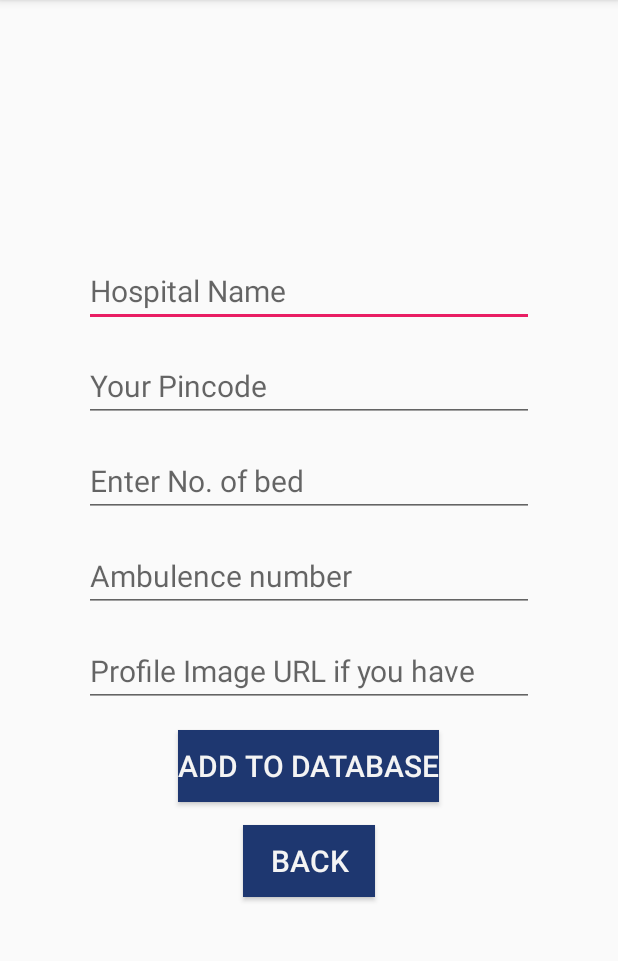
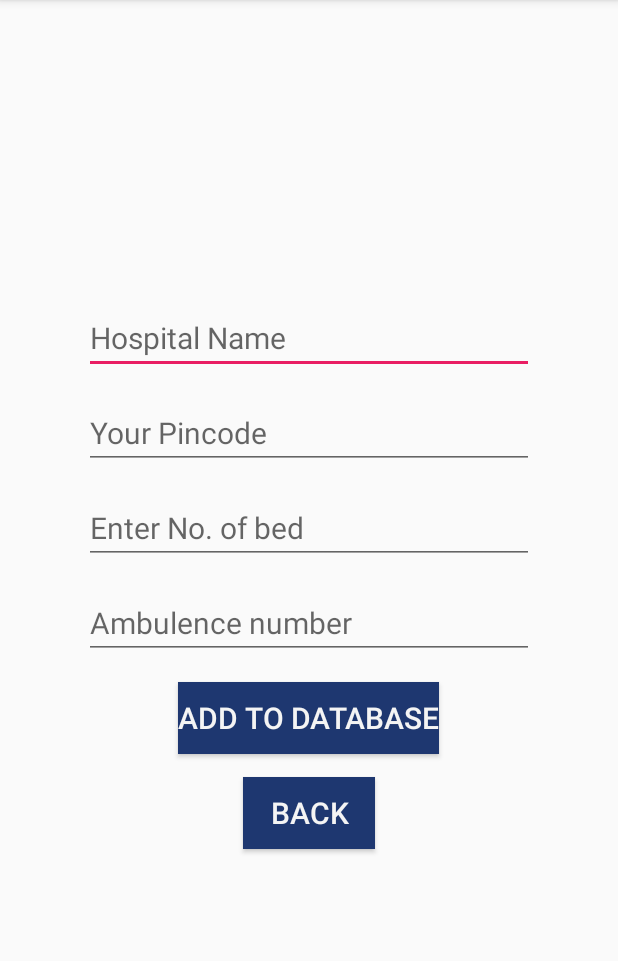
Before and after one commit to Rashid-iqba/demofirebasetorecycler, an Android app: the adddata screen opened directly, with no data from a screen before it, after a tap on "ADD TO DATABASE", on a phone screen of 412 x 824 dp, the part 84-1045 px from its top. Run offline under Robolectric (Android 15) with nearby library versions, the phone set to English and light mode, and no system bars; our stand-ins replace Firebase (no records; nobody signed in at launch, a user with empty details on screens opened directly).

Commit message:
fianal working

```diff
--- a/app/src/main/java/com/example/medical/adddata.java
+++ b/app/src/main/java/com/example/medical/adddata.java
@@ -19,7 +19,7 @@ import java.util.Map;
 
 public class adddata extends AppCompatActivity
 {
-   EditText Hospital,pincode,NumofBed,purl;
+   EditText Hospital,pincode,NumofBed;
    Button submit,back;
 
     @Override
@@ -31,7 +31,6 @@ public class adddata extends AppCompatActivity
         Hospital=(EditText)findViewById(R.id.add_Hospital);
         NumofBed=(EditText)findViewById(R.id.add_NumofBed);
         pincode=(EditText)findViewById(R.id.add_pincode);
-        purl=(EditText)findViewById(R.id.add_purl);
 
         back=(Button)findViewById(R.id.add_back);
         back.setOnClickListener(new View.OnClickListener() {
@@ -57,7 +56,6 @@ public class adddata extends AppCompatActivity
         map.put("Hospital",Hospital.getText().toString());
         map.put("pincode",pincode.getText().toString());
         map.put("NumofBed",NumofBed.getText().toString());
-        map.put("purl",purl.getText().toString());
         FirebaseDatabase.getInstance().getReference().child("information").push()
                 .setValue(map)
                 .addOnSuccessListener(new OnSuccessListener<Void>() {
@@ -66,7 +64,7 @@ public class adddata extends AppCompatActivity
                        Hospital.setText("");
                        pincode.setText("");
                        NumofBed.setText("");
-                       purl.setText("");
+
                         Toast.makeText(getApplicationContext(),"Inserted Successfully",Toast.LENGTH_LONG).show();
                     }
                 })
--- a/app/src/main/java/com/example/medical/myadapter.java
+++ b/app/src/main/java/com/example/medical/myadapter.java
@@ -42,7 +42,7 @@ public class myadapter extends FirebaseRecyclerAdapter<model,myadapter.myviewhol
        holder.pincode.setText(model.getpincode());
         holder.ambulence.setText(model.getAmbulence());
        holder.NumofBed.setText(model.getNumofBed());
-       Glide.with(holder.img.getContext()).load(model.getPurl()).into(holder.img);
+       Glide.with(holder.img.getContext()).load("https://lh3.googleusercontent.com/fHbZTzqN0hdQ2cb1oJMf1g1qhea8FusFwwzj0PqyC4nPoYNTX0_TFfygvI_VQ97_Iy71CfoCZbPKqmVg_aT5O9wM-cfa3tDH=s1200").into(holder.img);
 
                     holder.edit.setOnClickListener(new View.OnClickListener() {
                         @Override
--- a/app/src/main/res/layout/activity_adddata.xml
+++ b/app/src/main/res/layout/activity_adddata.xml
@@ -45,14 +45,7 @@
         android:textColor="#000"/>
 
 
-    <EditText
-        android:layout_width="300dp"
-        android:layout_height="wrap_content"
-        android:id="@+id/add_purl"
-        android:textSize="20sp"
-        android:hint="Profile Image URL if you have"
-        android:layout_marginBottom="15dp"
-        android:textColor="#000"/>
+
 
     <Button
         android:layout_width="wrap_content"
```
